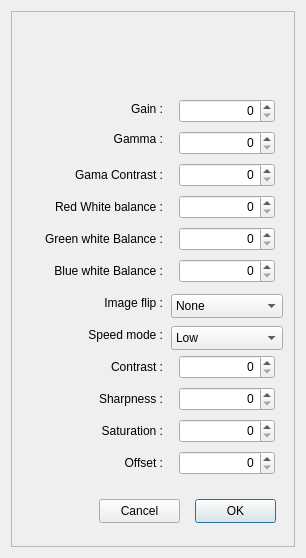
Qt form SVBonyCamera.ui (rpineau/SVBony) before a commit.
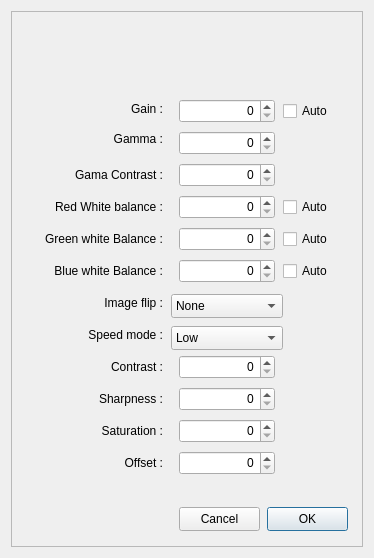
The same form after that commit. Icons and pictures are not drawn. Custom widgets are drawn as their Qt base class.

Commit message: Adding some control for the white balance auto mode but there is these "randon" U3SM200C-AST_Cfg_A.bin file blocking some of this

The edit to the form file:
```diff
--- a/SVBonyCamera.ui
+++ b/SVBonyCamera.ui
@@ -6,19 +6,19 @@
    <rect>
     <x>0</x>
     <y>0</y>
-    <width>306</width>
+    <width>374</width>
     <height>558</height>
    </rect>
   </property>
   <property name="minimumSize">
    <size>
-    <width>306</width>
+    <width>374</width>
     <height>558</height>
    </size>
   </property>
   <property name="maximumSize">
    <size>
-    <width>306</width>
+    <width>374</width>
     <height>558</height>
    </size>
   </property>
@@ -227,8 +227,8 @@
      <widget class="QPushButton" name="pushButtonOK">
       <property name="geometry">
        <rect>
-        <x>184</x>
-        <y>488</y>
+        <x>256</x>
+        <y>496</y>
         <width>81</width>
         <height>24</height>
        </rect>
@@ -240,8 +240,8 @@
      <widget class="QPushButton" name="pushButtonCancel">
       <property name="geometry">
        <rect>
-        <x>88</x>
-        <y>488</y>
+        <x>168</x>
+        <y>496</y>
         <width>81</width>
         <height>24</height>
        </rect>
@@ -459,6 +459,58 @@
        </property>
       </item>
      </widget>
+     <widget class="QCheckBox" name="checkBox">
+      <property name="geometry">
+       <rect>
+        <x>272</x>
+        <y>90</y>
+        <width>56</width>
+        <height>20</height>
+       </rect>
+      </property>
+      <property name="text">
+       <string>Auto</string>
+      </property>
+     </widget>
+     <widget class="QCheckBox" name="checkBox_2">
+      <property name="geometry">
+       <rect>
+        <x>272</x>
+        <y>186</y>
+        <width>56</width>
+        <height>20</height>
+       </rect>
+      </property>
+      <property name="text">
+       <string>Auto</string>
+      </property>
+     </widget>
+     <widget class="QCheckBox" name="checkBox_3">
+      <property name="geometry">
+       <rect>
+        <x>272</x>
+        <y>218</y>
+        <width>56</width>
+        <height>20</height>
+       </rect>
+      </property>
+      <property name="text">
+       <string>Auto</string>
+      </property>
+     </widget>
+     <widget class="QCheckBox" name="checkBox_4">
+      <property name="geometry">
+       <rect>
+        <x>272</x>
+        <y>250</y>
+        <width>56</width>
+        <height>20</height>
+       </rect>
+      </property>
+      <property name="text">
+       <string>Auto</string>
+      </property>
+     </widget>
     </widget>
    </item>
   </layout>
```
The commit also changes 4 other files.
